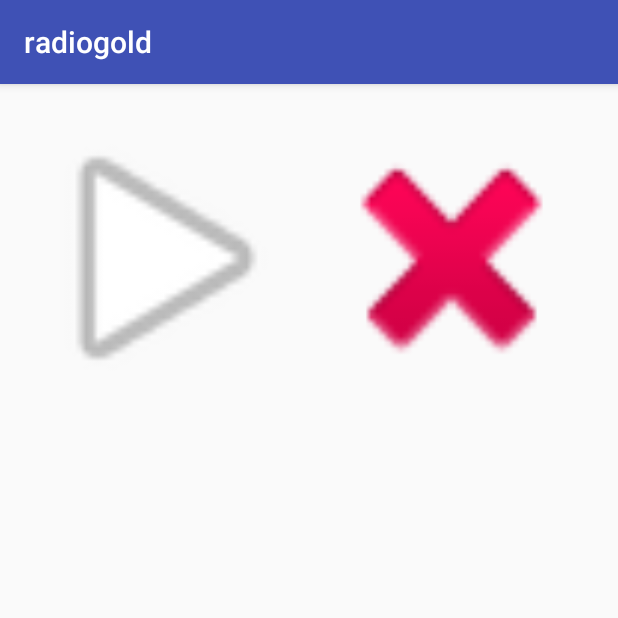
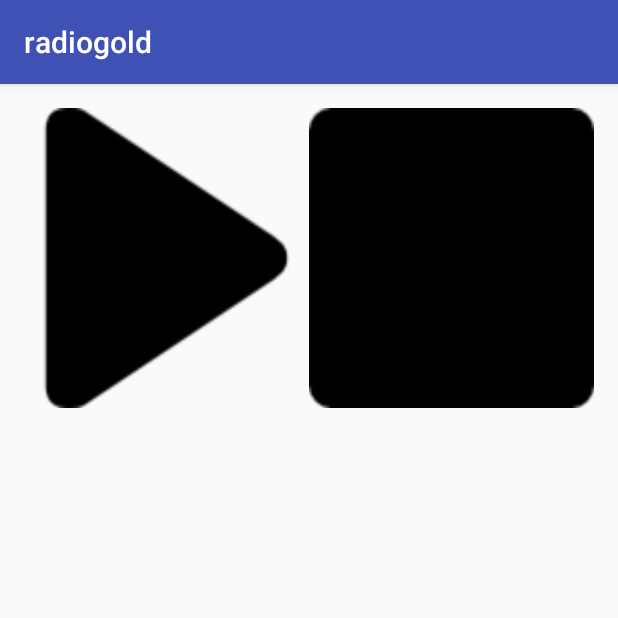
Before and after one commit to GeryBravo/radiogold, an Android app: the screen it shows after launch (MainActivity), after a tap on an icon or button, on a phone screen of 412 x 824 dp, the top half of it. Run offline under Robolectric (Android 15) with nearby library versions, the phone set to English and light mode, and no system bars.

Commit message:
MainActivity.java icons and broadcast started

```diff
--- a/radiogold/app/src/main/java/app/radiogold/radiogold/MainActivity.java
+++ b/radiogold/app/src/main/java/app/radiogold/radiogold/MainActivity.java
@@ -1,6 +1,7 @@
 package app.radiogold.radiogold;
 
 import android.app.ActivityManager;
+import android.content.BroadcastReceiver;
 import android.content.Context;
 import android.content.Intent;
 import android.net.ConnectivityManager;
@@ -20,7 +21,7 @@ import app.radiogold.radiogold.services.StreamPlayerService;
 public class MainActivity extends AppCompatActivity {
 
     private ToggleButton buttonStartStream;
-    private Boolean streaming = false;
+    private Boolean stopService = false;
     private Button stopButton;
 
     @Override
@@ -28,6 +29,7 @@ public class MainActivity extends AppCompatActivity {
         Log.d("MainActivity","onCreate()");
         super.onCreate(savedInstanceState);
         setContentView(R.layout.activity_main);
+
         initializeUI();
 
         buttonStartStream.setChecked(isMyServiceRunning(StreamPlayerService.class));
@@ -35,11 +37,13 @@ public class MainActivity extends AppCompatActivity {
         buttonStartStream.setOnCheckedChangeListener(new CompoundButton.OnCheckedChangeListener() {
             @Override
             public void onCheckedChanged(CompoundButton buttonView, boolean isChecked) {
+                Log.d("MainActivity", "setOnCheckedChangeListener called");
+                if(stopService) return;
                 if (isChecked) {
                     if (!isOnline()) {
                         Toast.makeText(getApplicationContext(), getString(R.string.error_no_internet), Toast.LENGTH_SHORT).show();
                         buttonStartStream.setChecked(false);
-                        buttonStartStream.setBackgroundResource(android.R.drawable.ic_media_play);
+                        buttonStartStream.setBackgroundResource(R.drawable.play128);
                         return;
                         //If we have internet connection, we start the service
                     } else {
@@ -48,11 +52,11 @@ public class MainActivity extends AppCompatActivity {
                             startIntent.setAction(Actions.START_SERVICE);
                             startService(startIntent);
                         } else {
-                            Intent playIntent = new Intent(MainActivity.this, StreamPlayerService.class);
-                            playIntent.setAction(Actions.PLAY_STREAM);
-                            startService(playIntent);
+                            Intent newIntent = new Intent(MainActivity.this, StreamPlayerService.class);
+                            newIntent.setAction(Actions.PLAY_STREAM);
+                            startService(newIntent);
                         }
-                        buttonStartStream.setBackgroundResource(android.R.drawable.ic_media_pause);
+                        buttonStartStream.setBackgroundResource(R.drawable.pause52);
                     }
                 }
                 //If the button is already checked, so we are streaming. We stop the service.
@@ -60,7 +64,7 @@ public class MainActivity extends AppCompatActivity {
                     Intent stopIntent = new Intent(MainActivity.this, StreamPlayerService.class);
                     stopIntent.setAction(Actions.PLAY_STREAM);
                     startService(stopIntent);
-                    buttonStartStream.setBackgroundResource(android.R.drawable.ic_media_play);
+                    buttonStartStream.setBackgroundResource(R.drawable.play128);
                 }
             }
 
@@ -73,10 +77,12 @@ public class MainActivity extends AppCompatActivity {
                     Intent stopIntent = new Intent(MainActivity.this, StreamPlayerService.class);
                     stopIntent.setAction(Actions.STOP_SERVICE);
                     startService(stopIntent);
+
                 }
-                buttonStartStream.setBackgroundResource(android.R.drawable.ic_media_play);
-                streaming = false;
+                buttonStartStream.setBackgroundResource(R.drawable.play128);
+                stopService = true;
                 buttonStartStream.setChecked(false);
+                stopService = false;
             }
         });
     }
@@ -102,4 +108,12 @@ public class MainActivity extends AppCompatActivity {
         }
         return false;
     }
+
+    private BroadcastReceiver mReceiver = new BroadcastReceiver() {
+
+        @Override
+        public void onReceive(Context context, Intent intent) {
+
+        }
+    };
 }
--- a/radiogold/app/src/main/java/app/radiogold/radiogold/helpers/Actions.java
+++ b/radiogold/app/src/main/java/app/radiogold/radiogold/helpers/Actions.java
@@ -8,6 +8,8 @@ public class Actions {
     public static final String STOP_SERVICE = "STOP_SERVICE";
     public static final String PLAY_STREAM = "PLAY_STREAM";
     public static final String NOTI = "NOTI";
+    public static final String BROADCAST_PLAY = "BROADCAST_PLAY";
+    public static final String BROADCAST_STOP = "BROADCAST_STOP";
 
     public static final int NOTIFICATION_ID = 101;
 }
--- a/radiogold/app/src/main/res/layout/activity_main.xml
+++ b/radiogold/app/src/main/res/layout/activity_main.xml
@@ -25,14 +25,14 @@
             android:layout_alignParentStart="true"
             android:textOff=""
             android:textOn=""
-            android:background="@android:drawable/ic_media_play"
+            android:background="@drawable/play128"
             android:layout_weight="0.50" />
 
         <Button
             android:layout_width="20dp"
             android:layout_height="200dp"
             android:id="@+id/buttonStop"
-            android:background="@android:drawable/ic_delete"
+            android:background="@drawable/stop4"
             android:layout_weight="0.50"
             />
 
```
Also changed, not shown: radiogold/app/src/main/res/drawable/pause52.png (added), radiogold/app/src/main/res/drawable/play128.png (added), radiogold/app/src/main/res/drawable/stop4.png (added).
